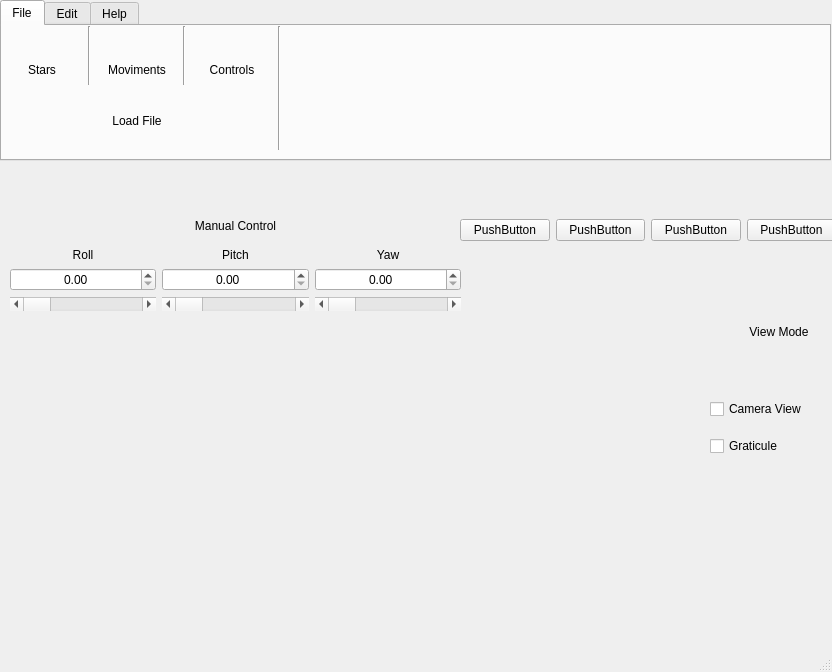
Before: the Qt Designer form star_tracker/resources/MainWindow.ui in HebertWP/star-tracker-simulator, drawn with Qt 5.
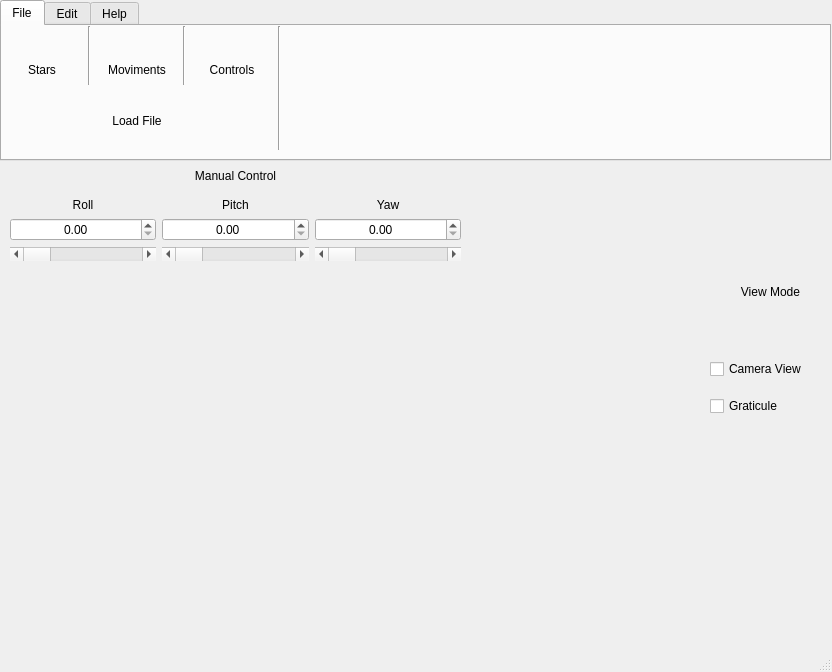
After: the same form once the commit is applied. Icons and pictures are not drawn. Custom widgets are drawn as their Qt base class.

Patch:
```diff
--- a/star_tracker/resources/MainWindow.ui
+++ b/star_tracker/resources/MainWindow.ui
@@ -33,7 +33,7 @@
     <property name="geometry">
      <rect>
       <x>10</x>
-      <y>210</y>
+      <y>160</y>
       <width>451</width>
       <height>101</height>
      </rect>
@@ -154,53 +154,13 @@
      </item>
     </layout>
    </widget>
-   <widget class="QWidget" name="horizontalLayoutWidget_2">
-    <property name="geometry">
-     <rect>
-      <x>460</x>
-      <y>210</y>
-      <width>376</width>
-      <height>41</height>
-     </rect>
-    </property>
-    <layout class="QHBoxLayout" name="horizontalLayout_2">
-     <item>
-      <widget class="QPushButton" name="pushButton_4">
-       <property name="text">
-        <string>PushButton</string>
-       </property>
-      </widget>
-     </item>
-     <item>
-      <widget class="QPushButton" name="pushButton_5">
-       <property name="text">
-        <string>PushButton</string>
-       </property>
-      </widget>
-     </item>
-     <item>
-      <widget class="QPushButton" name="pushButton_6">
-       <property name="text">
-        <string>PushButton</string>
-       </property>
-      </widget>
-     </item>
-     <item>
-      <widget class="QPushButton" name="pushButton_7">
-       <property name="text">
-        <string>PushButton</string>
-       </property>
-      </widget>
-     </item>
-    </layout>
-   </widget>
    <widget class="ViewPlot" name="viewPlot" native="true">
     <property name="geometry">
      <rect>
       <x>0</x>
-      <y>310</y>
+      <y>268</y>
       <width>711</width>
-      <height>329</height>
+      <height>401</height>
      </rect>
     </property>
    </widget>
@@ -404,8 +364,8 @@
     <property name="geometry">
      <rect>
       <x>710</x>
-      <y>310</y>
-      <width>138</width>
+      <y>270</y>
+      <width>121</width>
       <height>161</height>
      </rect>
     </property>
```
